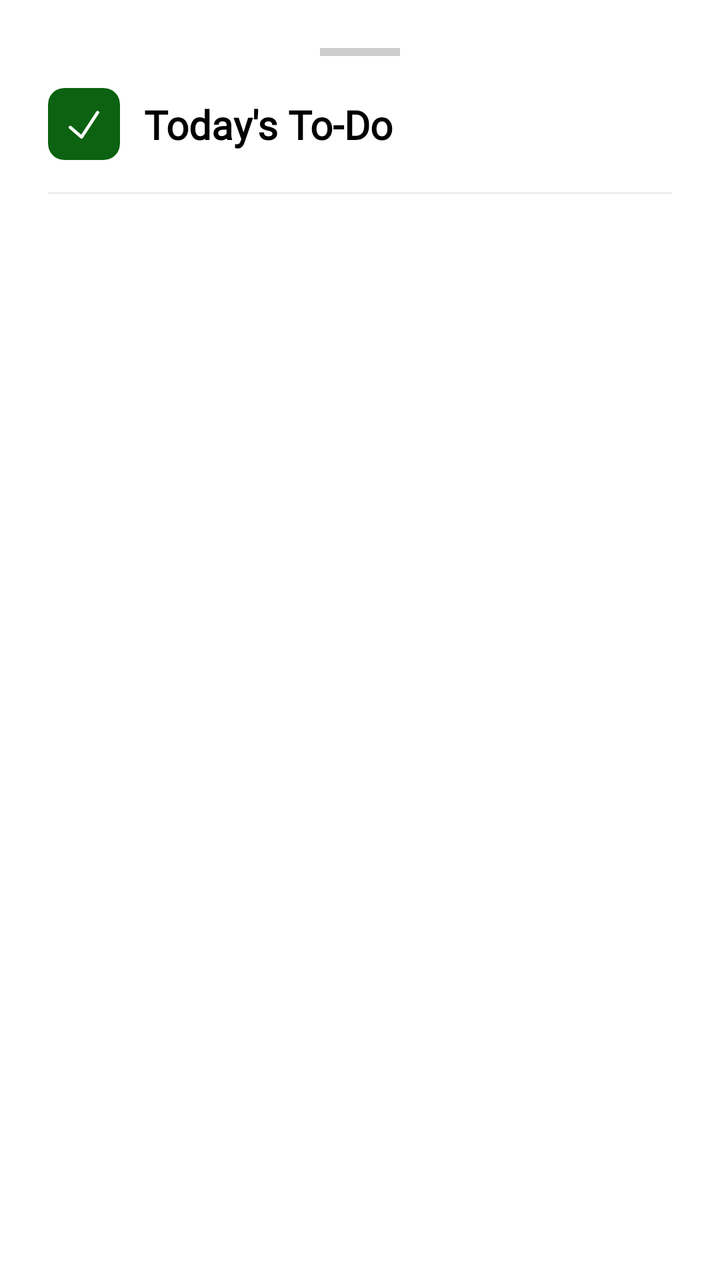
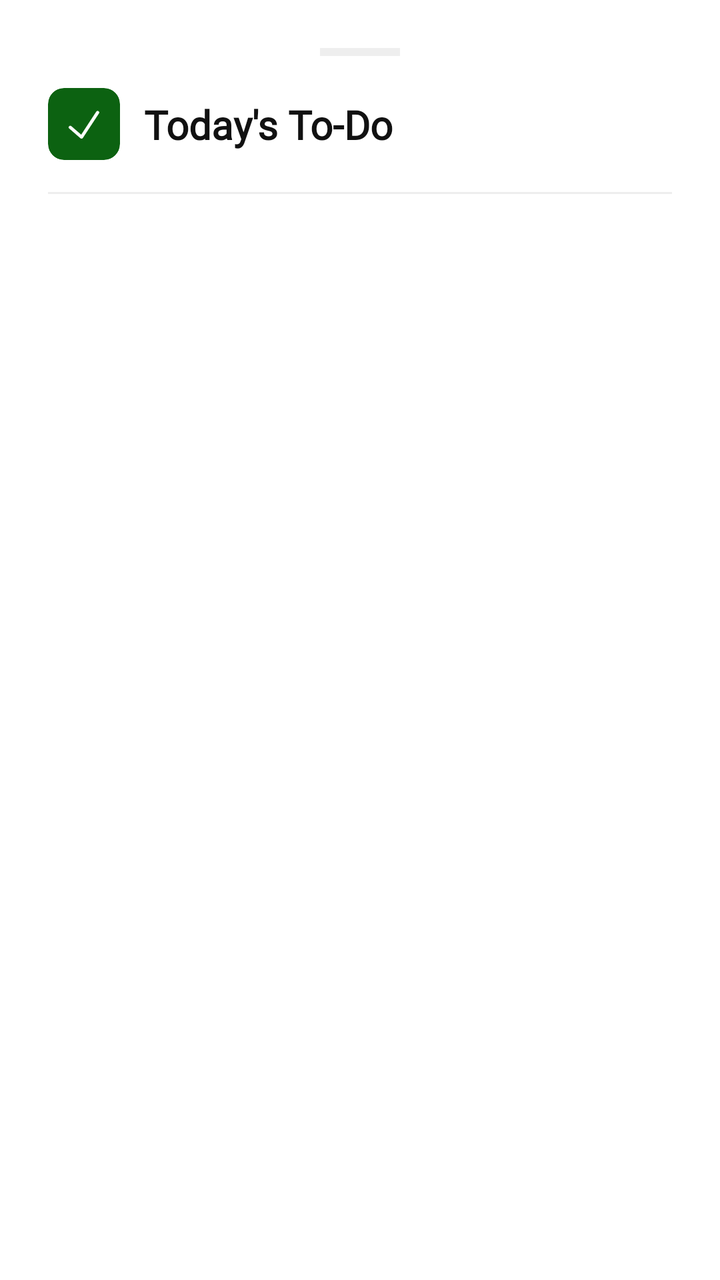

The first picture is an Android layout as it rendered before a commit; the second is the same layout after the commit. The layout source and the unified diff follow.
<!-- AndroidManifest.xml: application theme Theme.SmartGrow -->
<!-- res/layout/dialog_todo_sheet.xml -->
<?xml version="1.0" encoding="utf-8"?>
<androidx.core.widget.NestedScrollView
    xmlns:android="http://schemas.android.com/apk/res/android"
    xmlns:app="http://schemas.android.com/apk/res-auto"
    android:layout_width="match_parent"
    android:layout_height="wrap_content"
    android:fillViewport="true"
    android:background="@drawable/bg_bottom_sheet_rounded">

    <androidx.constraintlayout.widget.ConstraintLayout
        android:layout_width="match_parent"
        android:layout_height="wrap_content"
        android:padding="24dp">

        
        <View
            android:id="@+id/view_todo_drag_handle"
            android:layout_width="40dp"
            android:layout_height="4dp"
            android:background="#CCCCCC"
            app:layout_constraintTop_toTopOf="parent"
            app:layout_constraintEnd_toEndOf="parent"
            app:layout_constraintStart_toStartOf="parent" />

        
        <com.google.android.material.card.MaterialCardView
            android:id="@+id/card_todo_icon"
            android:layout_width="36dp"
            android:layout_height="36dp"
            android:layout_marginTop="16dp"
            app:cardCornerRadius="8dp"
            app:cardElevation="0dp"
            app:cardBackgroundColor="#0C6211"
            app:strokeWidth="0dp"
            app:layout_constraintTop_toBottomOf="@id/view_todo_drag_handle"
            app:layout_constraintStart_toStartOf="parent">
            <ImageView
                android:layout_width="20dp"
                android:layout_height="20dp"
                android:src="@drawable/ic_check_white"
                android:layout_gravity="center"
                android:contentDescription="To-Do Icon"
                app:tint="#FFFFFF"/>
        </com.google.android.material.card.MaterialCardView>

        
        <TextView
            android:id="@+id/tv_todo_title"
            android:layout_width="0dp"
            android:layout_height="wrap_content"
            android:text="Today's To-Do"
            android:textColor="#000000"
            android:textSize="20sp"
            android:textStyle="bold"
            android:fontFamily="@font/poppins"
            android:layout_marginStart="12dp"
            android:layout_marginLeft="12dp"
            app:layout_constraintBottom_toBottomOf="@id/card_todo_icon"
            app:layout_constraintTop_toTopOf="@id/card_todo_icon"
            app:layout_constraintEnd_toEndOf="parent"
            app:layout_constraintStart_toEndOf="@id/card_todo_icon" />

        
        <View
            android:id="@+id/view_todo_divider"
            android:layout_width="match_parent"
            android:layout_height="1dp"
            android:background="#EEEEEE"
            android:layout_marginTop="16dp"
            app:layout_constraintTop_toBottomOf="@id/card_todo_icon" />

        
        <androidx.recyclerview.widget.RecyclerView
            android:id="@+id/rv_todo_tasks_list"
            android:layout_width="match_parent"
            android:layout_height="wrap_content"
            android:layout_marginTop="16dp"
            android:layout_marginBottom="8dp"
            android:overScrollMode="never"
            app:layout_constraintTop_toBottomOf="@id/view_todo_divider"
            app:layout_constraintBottom_toBottomOf="parent"
            app:layout_constraintEnd_toEndOf="parent"
            app:layout_constraintStart_toStartOf="parent" />

    </androidx.constraintlayout.widget.ConstraintLayout>
</androidx.core.widget.NestedScrollView>
<!-- resources referenced by this layout -->
<resources>
  <!-- drawable bg_bottom_sheet_rounded (drawable) -->
  <?xml version="1.0" encoding="utf-8"?>
  <shape xmlns:android="http://schemas.android.com/apk/res/android">
      <solid android:color="#FFFFFF" />
      <corners
          android:topLeftRadius="24dp"
          android:topRightRadius="24dp" />
  </shape>
  <!-- drawable ic_check_white: png bitmap (drawable, 1484 bytes) -->
  <style name="Theme.SmartGrow" parent="Base.Theme.SmartGrow" />
  <style name="Base.Theme.SmartGrow" parent="Theme.Material3.DayNight.NoActionBar">
          <item name="android:windowBackground">@android:color/white</item>
          <item name="android:windowDisablePreview">true</item>
  
          
          <item name="android:statusBarColor">#FFFFFF</item>
          <item name="android:windowLightStatusBar">true</item>
  
          
          <item name="android:navigationBarColor">#FFFFFF</item>
          <item name="android:windowLightNavigationBar" tools:targetApi="o">true</item>
  
          <item name="android:windowDrawsSystemBarBackgrounds">true</item>
          <item name="android:windowTranslucentStatus">false</item>
          <item name="android:windowTranslucentNavigation">false</item>
      </style>
</resources>

<!-- the commit's change to res/layout/dialog_todo_sheet.xml (unified diff, before → after) -->
@@ -5,7 +5,7 @@
     android:layout_width="match_parent"
     android:layout_height="wrap_content"
     android:fillViewport="true"
-    android:background="@drawable/bg_bottom_sheet_rounded">
+    android:background="@color/card_background">
 
     <androidx.constraintlayout.widget.ConstraintLayout
         android:layout_width="match_parent"
@@ -17,7 +17,7 @@
             android:id="@+id/view_todo_drag_handle"
             android:layout_width="40dp"
             android:layout_height="4dp"
-            android:background="#CCCCCC"
+            android:background="@color/divider"
             app:layout_constraintTop_toTopOf="parent"
             app:layout_constraintEnd_toEndOf="parent"
             app:layout_constraintStart_toStartOf="parent" />
@@ -30,7 +30,7 @@
             android:layout_marginTop="16dp"
             app:cardCornerRadius="8dp"
             app:cardElevation="0dp"
-            app:cardBackgroundColor="#0C6211"
+            app:cardBackgroundColor="@color/primary_green"
             app:strokeWidth="0dp"
             app:layout_constraintTop_toBottomOf="@id/view_todo_drag_handle"
             app:layout_constraintStart_toStartOf="parent">
@@ -40,7 +40,7 @@
                 android:src="@drawable/ic_check_white"
                 android:layout_gravity="center"
                 android:contentDescription="To-Do Icon"
-                app:tint="#FFFFFF"/>
+                app:tint="@color/white"/>
         </com.google.android.material.card.MaterialCardView>
 
         
@@ -49,7 +49,7 @@
             android:layout_width="0dp"
             android:layout_height="wrap_content"
             android:text="Today's To-Do"
-            android:textColor="#000000"
+            android:textColor="@color/text_primary"
             android:textSize="20sp"
             android:textStyle="bold"
             android:fontFamily="@font/poppins"
@@ -65,7 +65,7 @@
             android:id="@+id/view_todo_divider"
             android:layout_width="match_parent"
             android:layout_height="1dp"
-            android:background="#EEEEEE"
+            android:background="@color/divider"
             android:layout_marginTop="16dp"
             app:layout_constraintTop_toBottomOf="@id/card_todo_icon" />
 
<!-- resource entries referenced after the edit -->
@@ -1,30 +1,28 @@
 <!-- resources referenced by this layout -->
 <resources>
-  <!-- drawable bg_bottom_sheet_rounded (drawable) -->
-  <?xml version="1.0" encoding="utf-8"?>
-  <shape xmlns:android="http://schemas.android.com/apk/res/android">
-      <solid android:color="#FFFFFF" />
-      <corners
-          android:topLeftRadius="24dp"
-          android:topRightRadius="24dp" />
-  </shape>
+  <color name="card_background">#FFFFFF</color>
+  <color name="divider">#EEEEEE</color>
+  <color name="primary_green">#0C6211</color>
+  <color name="text_primary">#111111</color>
+  <color name="white">#FFFFFFFF</color>
   <!-- drawable ic_check_white: png bitmap (drawable, 1484 bytes) -->
   <style name="Theme.SmartGrow" parent="Base.Theme.SmartGrow" />
   <style name="Base.Theme.SmartGrow" parent="Theme.Material3.DayNight.NoActionBar">
-          <item name="android:windowBackground">@android:color/white</item>
+          <item name="android:windowBackground">@color/background</item>
           <item name="android:windowDisablePreview">true</item>
   
           
-          <item name="android:statusBarColor">#FFFFFF</item>
+          <item name="android:statusBarColor">@color/background</item>
           <item name="android:windowLightStatusBar">true</item>
   
           
-          <item name="android:navigationBarColor">#FFFFFF</item>
+          <item name="android:navigationBarColor">@color/background</item>
           <item name="android:windowLightNavigationBar" tools:targetApi="o">true</item>
   
           <item name="android:windowDrawsSystemBarBackgrounds">true</item>
           <item name="android:windowTranslucentStatus">false</item>
           <item name="android:windowTranslucentNavigation">false</item>
       </style>
+  <color name="background">#F9FAFA</color>
 </resources>
 
